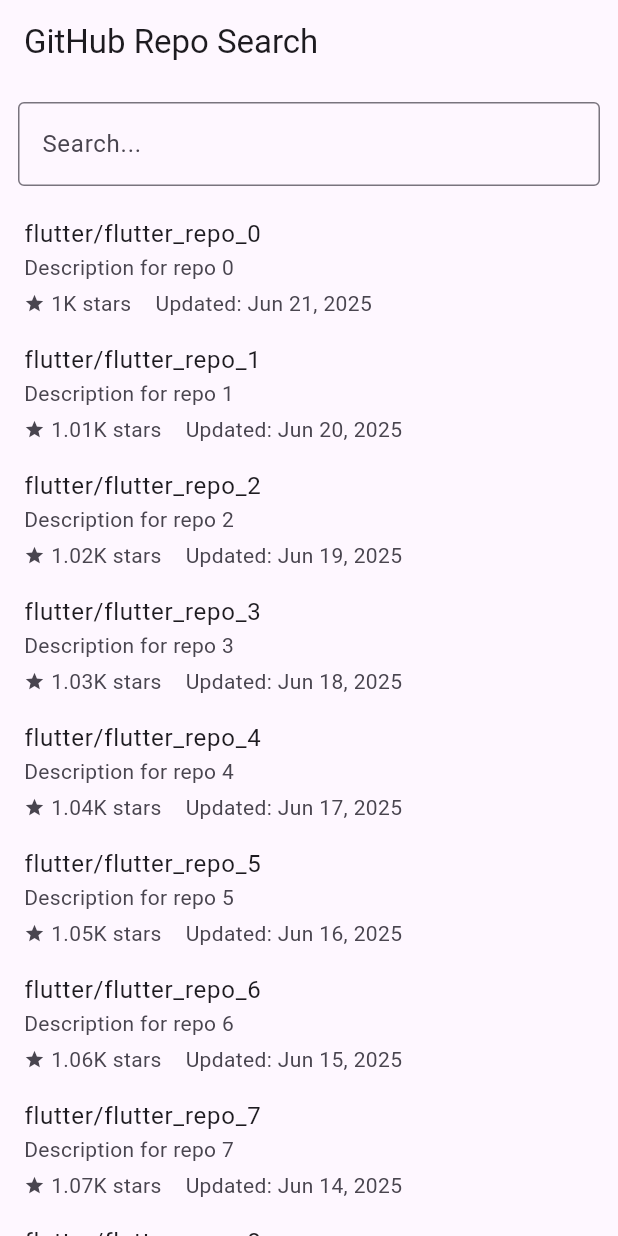
After one commit to masal9pse/flutter_search_repository_app, a Flutter app: the GithubRepoSearchScreen screen opened directly, on a phone screen of 412 x 824 dp. The commit adds this screen. Run offline on Flutter 3.47's test engine with Material 3 defaults, Android fonts, the phone set to English and light mode, and no system bars; our stand-ins replace auto_route, dio, flutter_dotenv, flutter_hooks, freezed_annotation, hooks_riverpod and 2 more; generated files the repository leaves out were written again.

Commit message:
Addressing nits

```diff
--- /dev/null
+++ b/lib/application_services/state/a.dart
@@ -0,0 +1,132 @@
+import 'package:flutter/material.dart';
+import 'package:intl/intl.dart';
+
+void main() {
+  runApp(const MaterialApp(home: GithubRepoSearchScreen()));
+}
+
+class GithubRepo {
+  final int id;
+  final String fullName;
+  final String? description;
+  final int stargazersCount;
+  final DateTime updatedAt;
+
+  GithubRepo({
+    required this.id,
+    required this.fullName,
+    this.description,
+    required this.stargazersCount,
+    required this.updatedAt,
+  });
+}
+
+class GithubRepoSearchScreen extends StatefulWidget {
+  const GithubRepoSearchScreen({super.key});
+
+  @override
+  State<GithubRepoSearchScreen> createState() =>
+      _GithubRepoSearchScreenState();
+}
+
+class _GithubRepoSearchScreenState extends State<GithubRepoSearchScreen> {
+  final TextEditingController _controller = TextEditingController();
+
+  late final List<GithubRepo> _mockData;
+
+  @override
+  void initState() {
+    super.initState();
+    _mockData = List.generate(
+      100,
+      (i) => GithubRepo(
+        id: i,
+        fullName: 'flutter/flutter_repo_$i',
+        description: 'Description for repo $i',
+        stargazersCount: 1000 + i * 10,
+        updatedAt: DateTime.now().subtract(Duration(days: i)),
+      ),
+    );
+  }
+
+  @override
+  Widget build(BuildContext context) {
+    final searchKeyword = _controller.text;
+    final filtered = _mockData
+        .where((repo) => repo.fullName.contains(searchKeyword))
+        .toList();
+
+    return Scaffold(
+      appBar: AppBar(title: const Text('GitHub Repo Search')),
+      body: Column(
+        children: [
+          Padding(
+            padding: const EdgeInsets.all(12),
+            child: TextField(
+              controller: _controller,
+              onChanged: (_) => setState(() {}),
+              decoration: const InputDecoration(
+                hintText: 'Search...',
+                border: OutlineInputBorder(),
+              ),
+            ),
+          ),
+          // if (searchKeyword.isEmpty)
+          //   const Expanded(
+          //     child: Center(child: Text('Enter a keyword to search.')),
+          //   )
+          // else if (filtered.isEmpty)
+          //   const Expanded(
+          //     child: Center(child: Text('No results found.')),
+          //   )
+          // else
+            Expanded(
+              child: ListView.builder(
+                itemCount: filtered.length,
+                itemBuilder: (context, index) {
+                  final repo = filtered[index];
+                  final dateFmt = DateFormat.yMMMd();
+                  final starFmt = NumberFormat.compact();
+
+                  return ListTile(
+                    title: Text(repo.fullName),
+                    subtitle: Column(
+                      crossAxisAlignment: CrossAxisAlignment.start,
+                      children: [
+                        if (repo.description != null)
+                          Text(repo.description!),
+                        const SizedBox(height: 4),
+                        Row(
+                          children: [
+                            const Icon(Icons.star, size: 14),
+                            const SizedBox(width: 4),
+                            Text('${starFmt.format(repo.stargazersCount)} stars'),
+                            const SizedBox(width: 16),
+                            Text('Updated: ${dateFmt.format(repo.updatedAt)}'),
+                          ],
+                        ),
+                      ],
+                    ),
+                    onTap: () {
+                      Navigator.push(
+                        context,
+                        MaterialPageRoute(
+                          builder: (_) => Scaffold(
+                            appBar: AppBar(title: Text(repo.fullName)),
+                            body: Padding(
+                              padding: const EdgeInsets.all(20),
+                              child: Text(repo.description ?? 'No description'),
+                            ),
+                          ),
+                        ),
+                      );
+                    },
+                  );
+                },
+              ),
+            ),
+        ],
+      ),
+    );
+  }
+}
```
Also changed, not shown: lib/presentation/view/pages/search_api_list_page.dart (+11 -4 lines).
